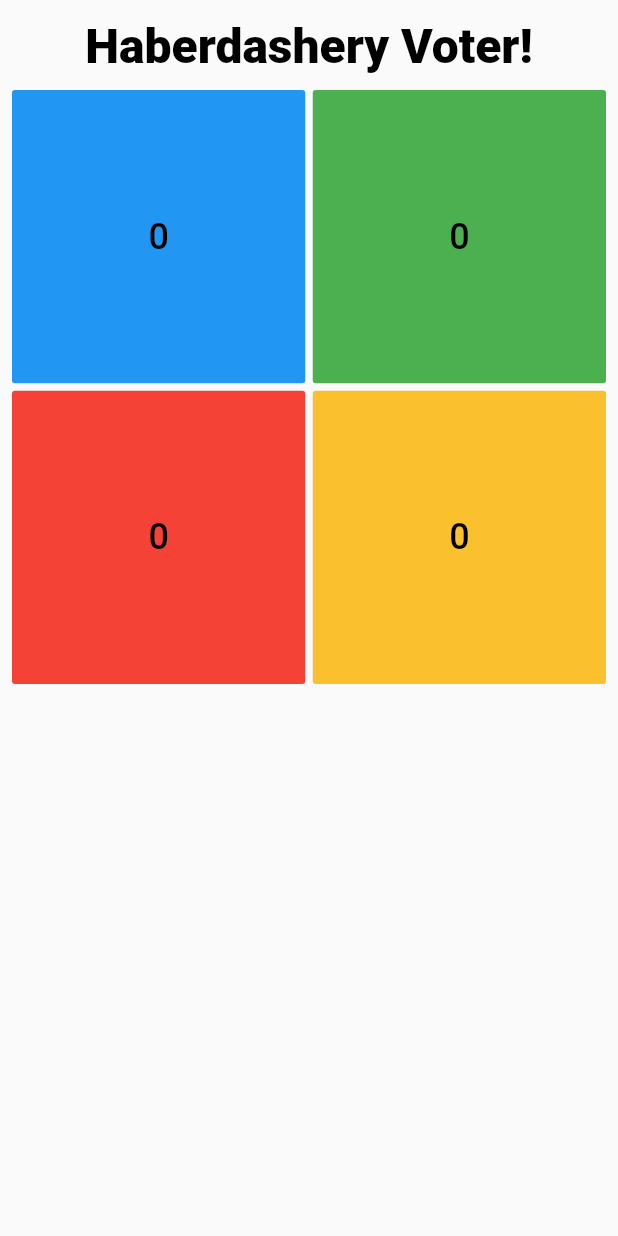
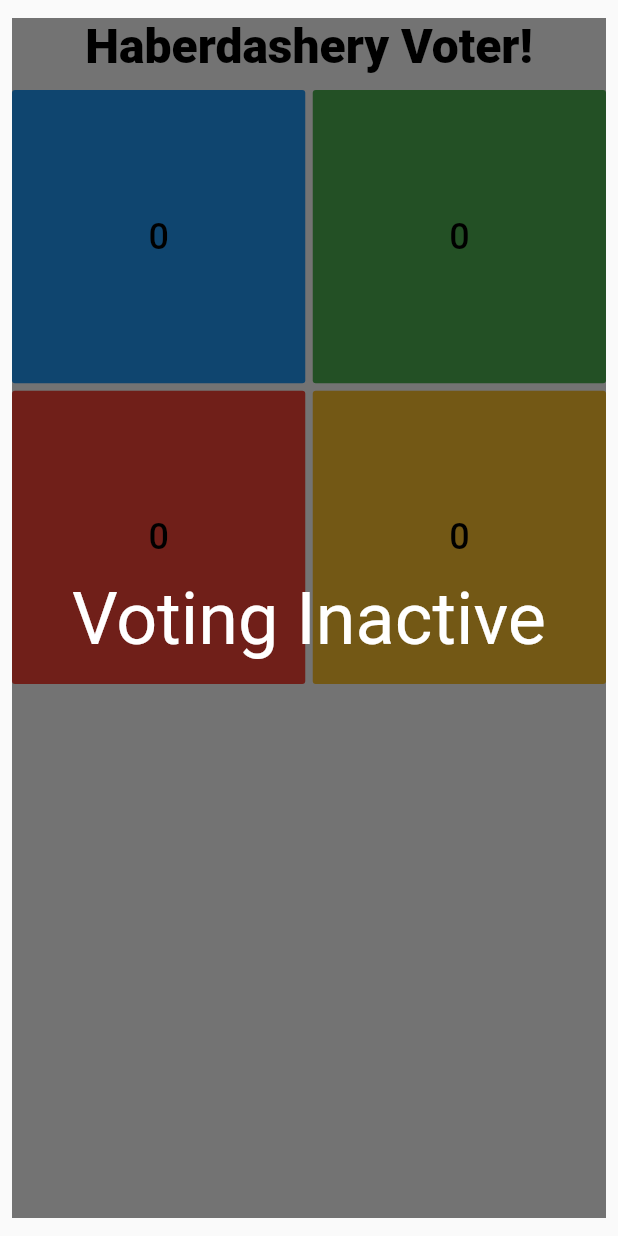
Before and after one commit to mjohnsullivan/oscon-2019, a Flutter app: the screen it shows after launch, on a phone screen of 412 x 824 dp. Run offline on Flutter 3.47's test engine with Material 2 defaults, Android fonts, the phone set to English and light mode, and no system bars; our stand-ins replace animated_text_kit, cloud_firestore, flutter_blue, flutter_spinkit, flutter_vector_icons, font_awesome_flutter and 3 more; missing offline and left inert: firebase, fireworks; accounts and stored records are empty; Roboto replaces fonts that are missing (Raleway).

Commit message:
Added active/inactive voting

```diff
--- a/web_app/lib/main.dart
+++ b/web_app/lib/main.dart
@@ -15,18 +15,26 @@ void main() {
   runApp(
     MultiProvider(
       providers: [
-        Provider.value(value: firebase),
+        // pretty/ugly ui
         ChangeNotifierProvider<ValueNotifier<bool>>.value(
             value: firebase.pretty),
+        // active/inactive voting
+        ChangeNotifierProvider.value(
+          value: firebase.activeNotifier,
+        ),
+        // blue votes
         ChangeNotifierProvider.value(
           value: firebase.blueNotifier,
         ),
+        // green votes
         ChangeNotifierProvider.value(
           value: firebase.greenNotifier,
         ),
+        // red votes
         ChangeNotifierProvider.value(
           value: firebase.redNotifier,
         ),
+        // yellow votes
         ChangeNotifierProvider.value(
           value: firebase.yellowNotifier,
         ),
@@ -51,7 +59,9 @@ class VotingApp extends StatelessWidget {
                 maxWidth: 600,
                 maxHeight: 800,
               ),
-              child: isPretty.value ? PrettyVotingPage() : SimpleVotingPage(),
+              child: InactiveOverlay(
+                child: isPretty.value ? PrettyVotingPage() : SimpleVotingPage(),
+              ),
             ),
           ),
         ),
@@ -59,3 +69,31 @@ class VotingApp extends StatelessWidget {
     );
   }
 }
+
+class InactiveOverlay extends StatelessWidget {
+  InactiveOverlay({this.child});
+  final Widget child;
+
+  @override
+  Widget build(BuildContext context) {
+    return Consumer<ActiveNotifier>(builder: (context, notifier, _) {
+      return notifier.value
+          ? child
+          : Stack(
+              children: [
+                child,
+                Container(color: Colors.black54),
+                Center(
+                  child: Text(
+                    'Voting Inactive',
+                    style: TextStyle(
+                      color: Colors.white,
+                      fontSize: 48,
+                    ),
+                  ),
+                ),
+              ],
+            );
+    });
+  }
+}
```
Also changed, not shown: web_app/lib/db.dart (+35 -13 lines).
